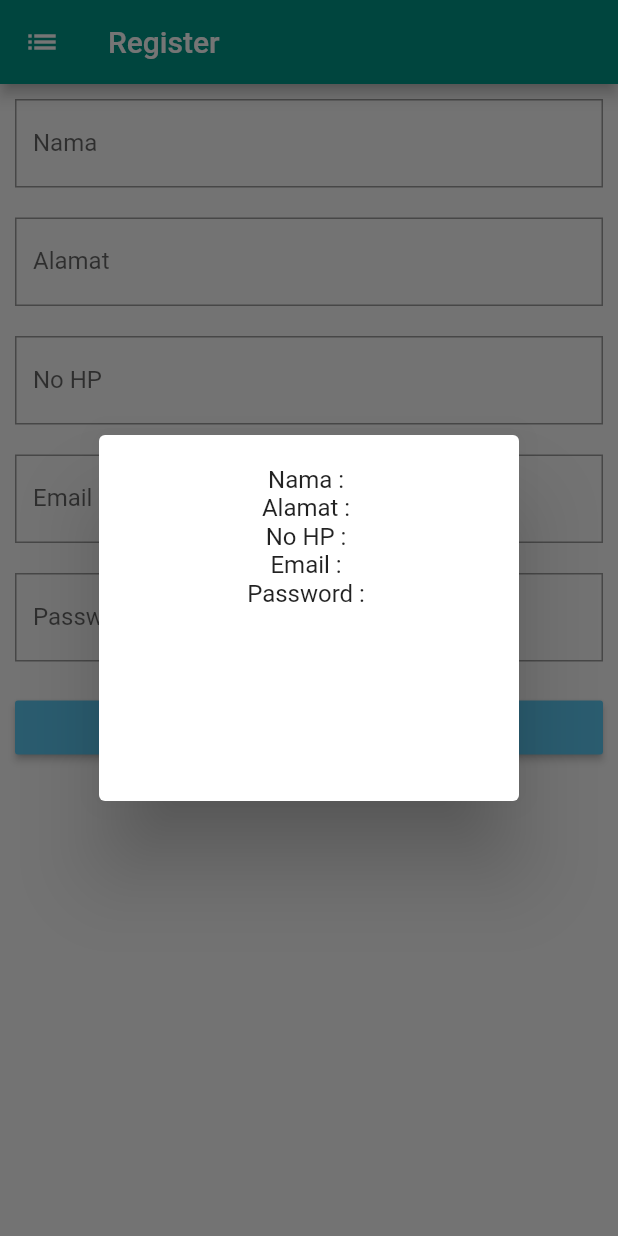
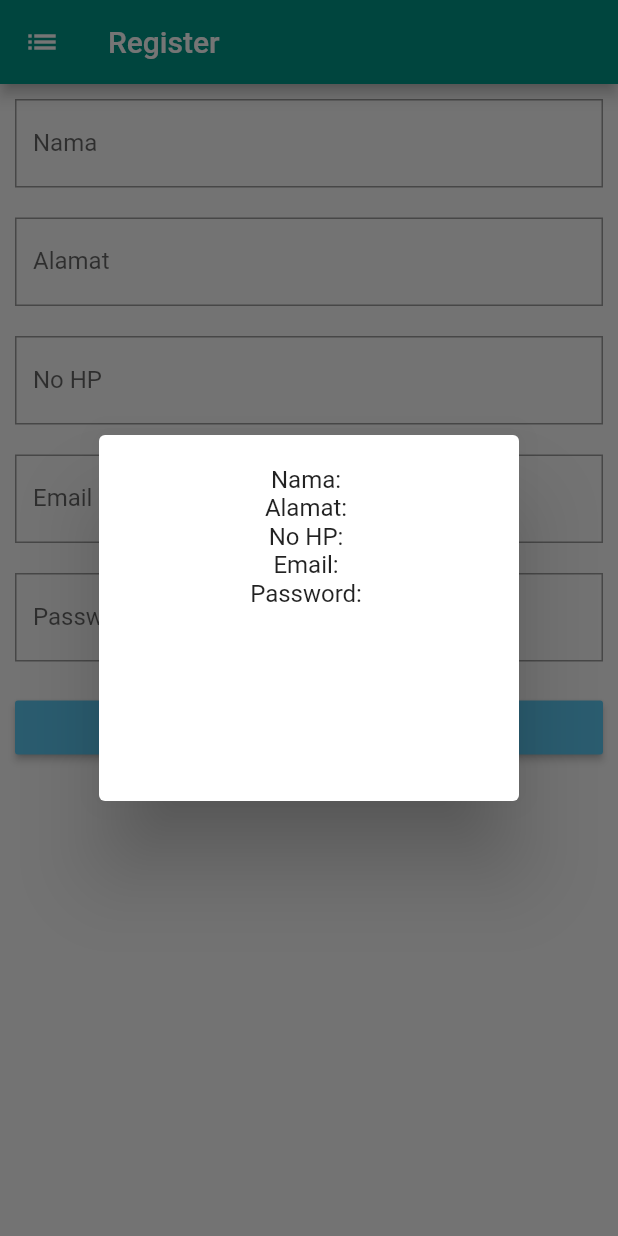
Before and after one commit to nurhabibrs/app-bank-sampah, a Flutter app: the screen it shows after launch, after a tap on "Register", on a phone screen of 412 x 824 dp. Run offline on Flutter 3.47's test engine with Material 2 defaults, Android fonts, the light colour scheme and no system bars.

Commit message:
Add http dependency and edit main.dart

```diff
--- a/lib/main.dart
+++ b/lib/main.dart
@@ -25,11 +25,11 @@ class _HomePageState extends State<HomePage> {
         height: 200.0,
         child: Column(
           children: <Widget>[
-            Text("Nama\t: ${controllerNama.text}"),
-            Text("Alamat\t: ${controllerAlamat.text}"),
-            Text("No HP\t: ${controllerNoHP.text}"),
-            Text("Email\t: ${controllerEmail.text}"),
-            Text("Password\t: ${controllerPassword.text}"),
+            Text("Nama: ${controllerNama.text}"),
+            Text("Alamat: ${controllerAlamat.text}"),
+            Text("No HP: ${controllerNoHP.text}"),
+            Text("Email: ${controllerEmail.text}"),
+            Text("Password: ${controllerPassword.text}"),
           ],
         ),
       ),
--- a/pubspec.yaml
+++ b/pubspec.yaml
@@ -34,6 +34,7 @@ dependencies:
   # The following adds the Cupertino Icons font to your application.
   # Use with the CupertinoIcons class for iOS style icons.
   cupertino_icons: ^1.0.2
+  http: ^0.13.4
 
 dev_dependencies:
   flutter_test:
```
Also changed, not shown: pubspec.lock.
